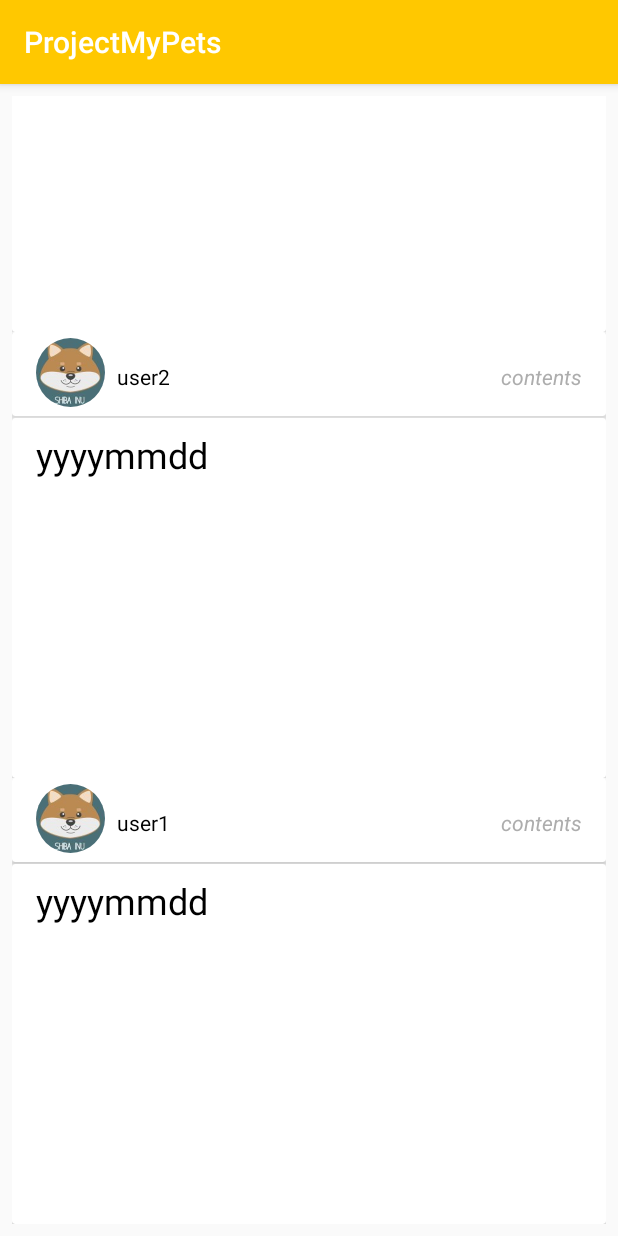
After one commit to apriluzik/ProjectMyPets, an Android app: the CommuActivity screen opened directly, with no data from a screen before it, on a phone screen of 412 x 824 dp. The commit adds this screen. Run offline under Robolectric (Android 15) with nearby library versions, the phone set to English and light mode, and no system bars; our stand-ins replace CircleImageView; pictures from the network do not load; Roboto replaces fonts that are not available here.

Commit message:
Community (CommuActivity) 추가

```diff
--- a/app/build.gradle
+++ b/app/build.gradle
@@ -25,6 +25,8 @@ dependencies {
         exclude group: 'com.android.support', module: 'support-annotations'
     })
     compile 'com.android.support:design:26.+'
+
+
     compile 'com.android.support:design:26.+'
     compile 'com.android.support:appcompat-v7:26.+'
     compile 'com.android.support.constraint:constraint-layout:1.0.2'
@@ -33,8 +35,6 @@ dependencies {
     compile 'com.github.bumptech.glide:glide:4.0.0-RC1'
     compile 'de.hdodenhof:circleimageview:2.1.0'
     compile 'com.android.support:support-v4:26.+'
+    compile 'dev.dworks.libs:volleyplus:+'
     testCompile 'junit:junit:4.12'
-    compile 'dev.dworks.libs:volleyplus:+'
-
-
 }
--- a/app/src/main/AndroidManifest.xml
+++ b/app/src/main/AndroidManifest.xml
@@ -28,6 +28,7 @@
             android:theme="@style/AppTheme.NoActionBar" />
         <activity android:name=".AddProfileActivity" />
         <activity android:name=".ScheduleCheckActivity" />
+        <activity android:name=".CommuActivity"></activity>
     </application>
 
 </manifest>
--- /dev/null
+++ b/app/src/main/java/com/apriluziknaver/projectmypets/CommuActivity.java
@@ -0,0 +1,38 @@
+package com.apriluziknaver.projectmypets;
+
+import android.content.Intent;
+import android.support.v7.app.AppCompatActivity;
+import android.os.Bundle;
+import android.support.v7.widget.LinearLayoutManager;
+import android.support.v7.widget.RecyclerView;
+
+import java.util.ArrayList;
+
+public class CommuActivity extends AppCompatActivity {
+    RecyclerView recyclerView;
+    ContentsAdpater adapter;
+    ArrayList<ContentsItem> contentsItems=new ArrayList<>();
+
+    Intent intent;
+
+
+    @Override
+    protected void onCreate(Bundle savedInstanceState) {
+        super.onCreate(savedInstanceState);
+        setContentView(R.layout.activity_commu);
+
+
+
+        recyclerView = (RecyclerView)findViewById(R.id.cm_recycler);
+        recyclerView.setLayoutManager(new LinearLayoutManager(this,LinearLayoutManager.VERTICAL,true));
+        adapter = new ContentsAdpater(this,contentsItems);
+        recyclerView.setAdapter(adapter);
+
+        contentsItems.add(new ContentsItem("user1","contents","yyyymmdd"));
+        contentsItems.add(new ContentsItem("user2","contents","yyyymmdd"));
+        contentsItems.add(new ContentsItem("user3","contents","yyyymmdd"));
+
+        adapter.notifyDataSetChanged();
+
+    }
+}
--- /dev/null
+++ b/app/src/main/java/com/apriluziknaver/projectmypets/ContentsAdpater.java
@@ -0,0 +1,81 @@
+package com.apriluziknaver.projectmypets;
+
+import android.content.Context;
+import android.support.v7.widget.RecyclerView;
+import android.view.LayoutInflater;
+import android.view.View;
+import android.view.ViewGroup;
+import android.widget.ImageView;
+import android.widget.TextView;
+
+import com.bumptech.glide.Glide;
+
+import java.util.ArrayList;
+
+import de.hdodenhof.circleimageview.CircleImageView;
+
+/**
+ * Created by mapri on 2017-08-22.
+ */
+
+public class ContentsAdpater extends RecyclerView.Adapter {
+
+
+    Context context;
+    ArrayList<ContentsItem> items;
+
+    public ContentsAdpater(Context context, ArrayList<ContentsItem> items) {
+        this.context = context;
+        this.items = items;
+    }
+
+    @Override
+    public RecyclerView.ViewHolder onCreateViewHolder(ViewGroup parent, int viewType) {
+
+        View itemview = LayoutInflater.from(context).inflate(R.layout.commu_item,parent,false);
+        RecyclerView.ViewHolder holder = new ViewHolder(itemview);
+
+        return holder;
+    }
+
+    @Override
+    public void onBindViewHolder(RecyclerView.ViewHolder holder, int position) {
+
+        ViewHolder mholder = (ViewHolder)holder;
+
+//        Glide.with(context).load(items.get(position).titleUserImg).into(mholder.titleImg);
+        mholder.titleName.setText(items.get(position).titleUser);
+        mholder.titleTime.setText(items.get(position).titleTime);
+
+//        Glide.with(context).load(items.get(position).conImg).into(mholder.contentImg);
+        mholder.contents.setText(items.get(position).conTxt);
+
+
+    }
+
+    @Override
+    public int getItemCount() {
+        return items.size();
+    }
+
+    class ViewHolder extends RecyclerView.ViewHolder{
+
+        TextView titleName;
+        TextView titleTime;
+        CircleImageView titleImg;
+
+        ImageView contentImg;
+        TextView contents;
+
+        public ViewHolder(View itemView) {
+            super(itemView);
+
+            titleName = itemView.findViewById(R.id.cm_name);
+            titleTime = itemView.findViewById(R.id.cm_time);
+            titleImg = itemView.findViewById(R.id.cm_userimg);
+
+            contents = itemView.findViewById(R.id.cm_content_tv);
+            contentImg = itemView.findViewById(R.id.cm_content_img);
+        }
+    }
+}
--- /dev/null
+++ b/app/src/main/java/com/apriluziknaver/projectmypets/ContentsItem.java
@@ -0,0 +1,23 @@
+package com.apriluziknaver.projectmypets;
+
+/**
+ * Created by mapri on 2017-08-22.
+ */
+
+public class ContentsItem {
+
+    String titleUser;
+    String titleUserImg;
+    String titleTime;
+    String conTxt;
+    String conImg;
+
+    public ContentsItem() {
+    }
+
+    public ContentsItem(String titleUser,String titleTime, String conTxt) {
+        this.titleUser = titleUser;
+        this.titleTime=titleTime;
+        this.conTxt = conTxt;
+    }
+}
--- a/app/src/main/java/com/apriluziknaver/projectmypets/ProfileActivity.java
+++ b/app/src/main/java/com/apriluziknaver/projectmypets/ProfileActivity.java
@@ -101,8 +101,9 @@ public class ProfileActivity extends AppCompatActivity {
 
     public void clickTraining(View v){
 
+        Intent intent = new Intent(this,CommuActivity.class);
 
-        Toast.makeText(this, "clickTraining", Toast.LENGTH_SHORT).show();
+        startActivity(intent);
     }
 
 
--- /dev/null
+++ b/app/src/main/res/layout/activity_commu.xml
@@ -0,0 +1,24 @@
+<?xml version="1.0" encoding="utf-8"?>
+<android.support.design.widget.CoordinatorLayout
+    xmlns:android="http://schemas.android.com/apk/res/android"
+    xmlns:app="http://schemas.android.com/apk/res-auto"
+    xmlns:tools="http://schemas.android.com/tools"
+    android:layout_width="match_parent"
+    android:layout_height="match_parent"
+    tools:context="com.apriluziknaver.projectmypets.CommuActivity">
+
+    <LinearLayout
+        android:padding="8dp"
+        android:orientation="vertical"
+        android:layout_width="match_parent"
+        android:layout_height="match_parent">
+
+    <android.support.v7.widget.RecyclerView
+        android:id="@+id/cm_recycler"
+        android:layout_width="match_parent"
+        android:layout_height="match_parent">
+
+    </android.support.v7.widget.RecyclerView>
+    </LinearLayout>
+
+</android.support.design.widget.CoordinatorLayout>
--- /dev/null
+++ b/app/src/main/res/layout/commu_contents.xml
@@ -0,0 +1,36 @@
+<?xml version="1.0" encoding="utf-8"?>
+<android.support.v7.widget.CardView
+    xmlns:android="http://schemas.android.com/apk/res/android"
+    android:orientation="vertical" android:layout_width="match_parent"
+    android:layout_height="240dp">
+    <ScrollView
+        android:id="@+id/cm_content_scroll"
+        android:layout_width="match_parent"
+        android:layout_height="match_parent">
+
+        <RelativeLayout
+            android:layout_width="match_parent"
+            android:layout_height="wrap_content"
+            android:layout_margin="8dp"
+            android:orientation="vertical"
+            android:paddingLeft="8dp"
+            android:paddingRight="8dp">
+
+            <ImageView
+                android:id="@+id/cm_content_img"
+                android:layout_width="wrap_content"
+                android:layout_height="wrap_content" />
+
+            <TextView
+                android:id="@+id/cm_content_tv"
+                android:layout_width="wrap_content"
+                android:layout_height="wrap_content"
+                android:layout_below="@+id/cm_content_img"
+                android:text="texttext"
+                android:textColor="#000"
+                android:textSize="24sp" />
+
+        </RelativeLayout>
+    </ScrollView>
+
+</android.support.v7.widget.CardView>
--- /dev/null
+++ b/app/src/main/res/layout/commu_item.xml
@@ -0,0 +1,17 @@
+<?xml version="1.0" encoding="utf-8"?>
+<LinearLayout
+    xmlns:android="http://schemas.android.com/apk/res/android"
+    android:layout_width="match_parent"
+    android:layout_height="wrap_content"
+    android:orientation="vertical">
+
+    <include
+        android:id="@+id/layout_title"
+        layout="@layout/commu_titlebar" />
+    <include
+        android:id="@+id/layout_content"
+        layout="@layout/commu_contents"/>
+
+
+
+</LinearLayout>
--- /dev/null
+++ b/app/src/main/res/layout/commu_titlebar.xml
@@ -0,0 +1,44 @@
+<?xml version="1.0" encoding="utf-8"?>
+<android.support.v7.widget.CardView
+xmlns:android="http://schemas.android.com/apk/res/android"
+android:orientation="vertical" android:layout_width="match_parent"
+android:layout_height="?attr/actionBarSize"
+    android:layout_marginBottom="1dp">
+
+<RelativeLayout
+    android:layout_width="match_parent"
+    android:layout_height="wrap_content"
+    android:orientation="horizontal"
+    android:paddingLeft="16dp"
+    android:paddingRight="16dp"
+    android:paddingTop="4dp">
+
+
+    <de.hdodenhof.circleimageview.CircleImageView
+        android:id="@+id/cm_userimg"
+        android:layout_width="46dp"
+        android:layout_height="46dp"
+        android:src="@drawable/zava" />
+
+    <TextView
+        android:id="@+id/cm_name"
+        android:layout_width="wrap_content"
+        android:layout_height="match_parent"
+        android:layout_marginLeft="8dp"
+        android:layout_toRightOf="@+id/cm_userimg"
+        android:gravity="center"
+        android:text="unknown"
+        android:textColor="#000" />
+
+    <TextView
+        android:id="@+id/cm_time"
+        android:layout_width="wrap_content"
+        android:layout_height="match_parent"
+        android:layout_alignParentRight="true"
+        android:gravity="center"
+        android:text="yyyy-mm-dd"
+        android:textColor="#adadad"
+        android:textStyle="italic" />
+</RelativeLayout>
+
+</android.support.v7.widget.CardView>
```
Also changed, not shown: app/src/main/java/com/apriluziknaver/projectmypets/AAmemo.java (+3 -16 lines).
